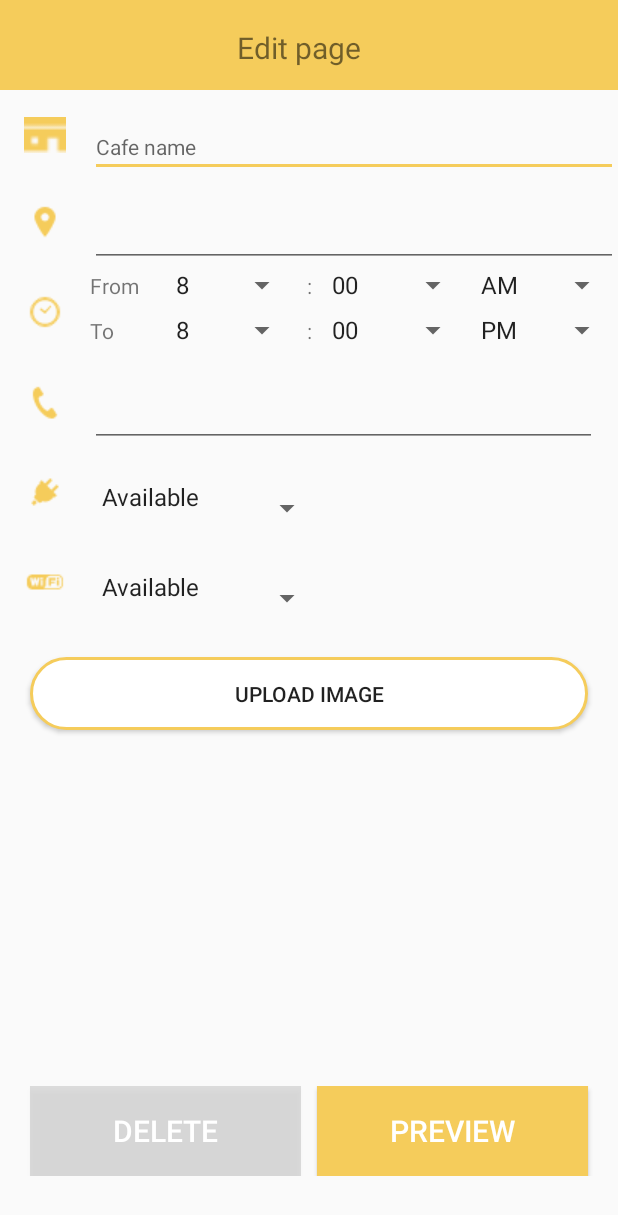
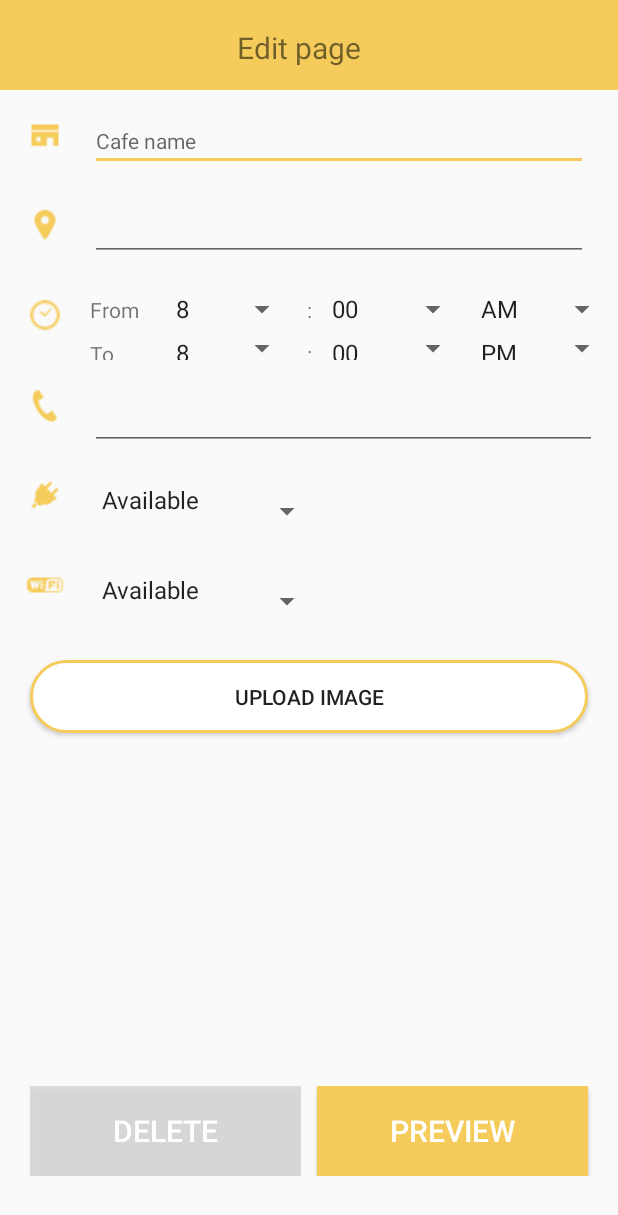
Before and after one commit to mustanghippie/CafeMap, an Android app: the layout activity_fragment_detail_edit_page.xml on its own in the app's theme, with its tools: preview values and no code run, on a phone screen of 412 x 824 dp. Shown: the top 1215 px of the screen. Run offline under Robolectric (Android 15) with nearby library versions, the phone set to English and light mode, and no system bars.

Commit message:
chenge icon image and modify layout of edit page

```diff
--- a/app/src/main/res/layout/activity_fragment_detail_edit_page.xml
+++ b/app/src/main/res/layout/activity_fragment_detail_edit_page.xml
@@ -58,7 +58,6 @@
         <LinearLayout
             android:layout_width="match_parent"
             android:layout_height="60dp"
-            android:layout_weight="1"
             android:orientation="horizontal">
 
             <ImageView
@@ -71,7 +70,8 @@
                 android:id="@+id/cafeName"
                 android:layout_width="match_parent"
                 android:layout_height="wrap_content"
-                android:layout_marginTop="22dp"
+                android:layout_marginTop="14dp"
+                android:layout_marginRight="20dp"
                 android:gravity="left"
                 android:hint="Cafe name"
                 android:inputType="text"
@@ -94,7 +94,8 @@
                 android:id="@+id/cafeAddress"
                 android:layout_width="match_parent"
                 android:layout_height="wrap_content"
-                android:layout_marginTop="22dp"
+                android:layout_marginTop="14dp"
+                android:layout_marginRight="20dp"
                 android:gravity="left"
                 android:inputType="text"
                 android:textSize="14sp" />
@@ -116,6 +117,7 @@
             <LinearLayout
                 android:layout_width="match_parent"
                 android:layout_height="match_parent"
+                android:layout_marginTop="14dp"
                 android:orientation="vertical">
 
                 <LinearLayout
@@ -227,7 +229,7 @@
                 android:id="@+id/cafeTel"
                 android:layout_width="match_parent"
                 android:layout_height="match_parent"
-                android:layout_marginTop="22dp"
+                android:layout_marginTop="14dp"
                 android:layout_marginRight="20dp"
                 android:layout_weight="0.91"
                 android:gravity="left"
```
Also changed, not shown: app/src/main/res/drawable/icon_name.png.
